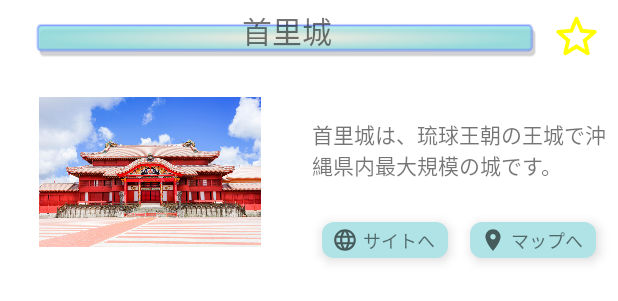
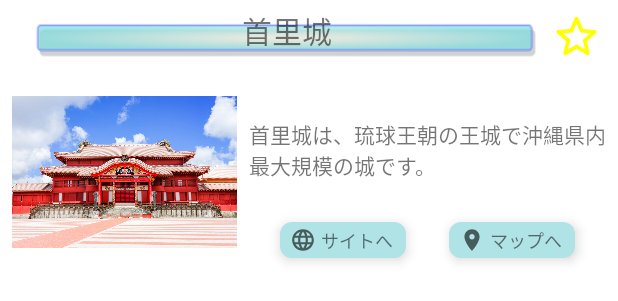
Before and after one commit to ssi17/okishiru, an Android app: the layout item_view_article.xml on its own in the app's theme, with its tools: preview values and no code run, on a phone screen of 412 x 824 dp. Shown: the top 301 px of the screen. Run offline under Robolectric (Android 15) with nearby library versions, the phone set to English and light mode, and no system bars.

Commit message:
Article image resize

```diff
--- a/app/src/main/res/layout/item_view_article.xml
+++ b/app/src/main/res/layout/item_view_article.xml
@@ -25,8 +25,9 @@
     <!--        各アイテムのサムネイル画像-->
     <ImageView
         android:id="@+id/itemImage"
-        android:layout_width="200dp"
-        android:layout_height="100dp"
+        android:layout_width="150dp"
+        android:layout_height="120dp"
+        android:layout_marginStart="8dp"
         android:contentDescription="@string/item_image_description"
         app:layout_constraintBottom_toBottomOf="parent"
         app:layout_constraintStart_toStartOf="parent"
```
